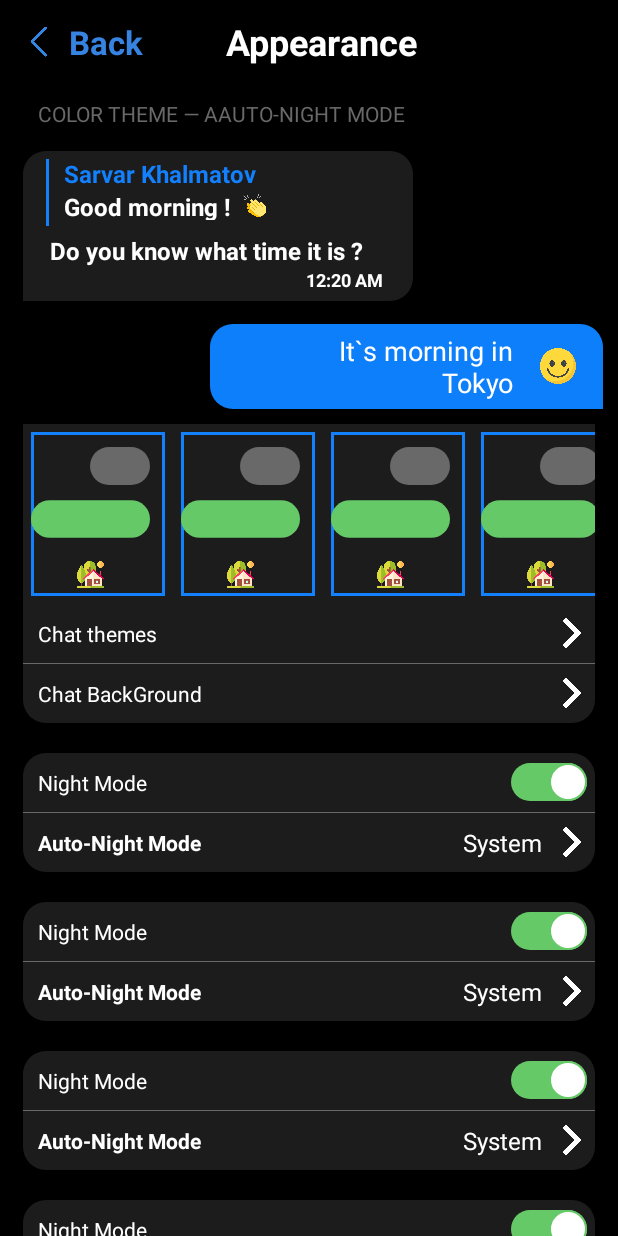
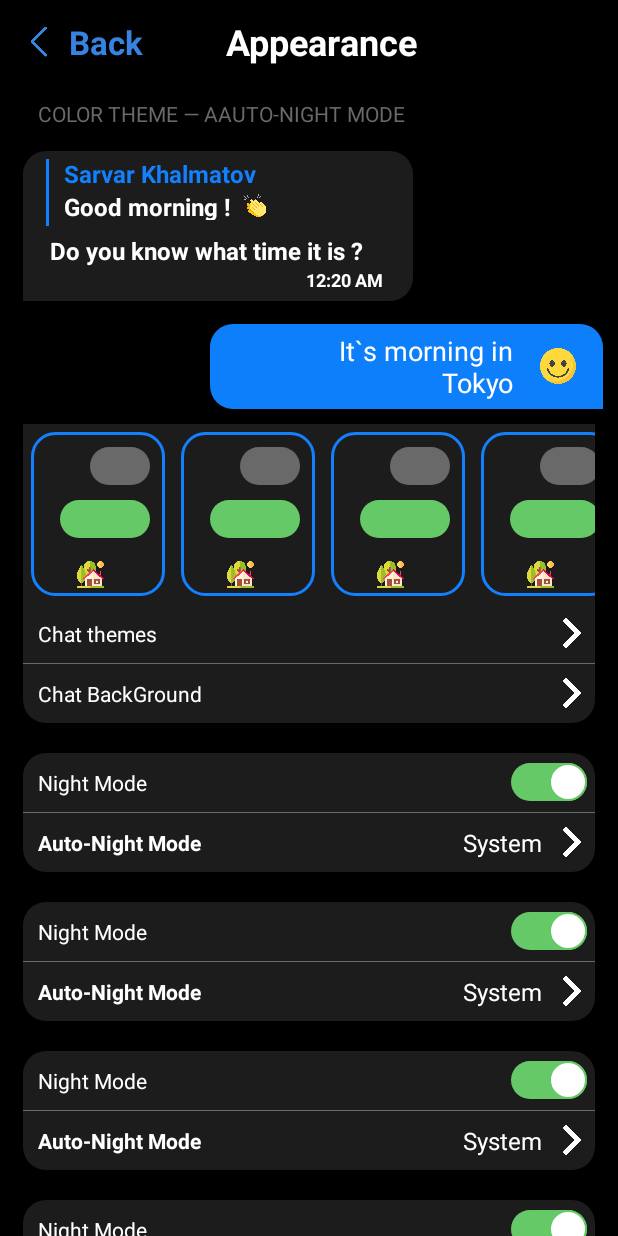
Before and after one commit to KhalmatovSarvar/telegram_appearance_page_kotlin, an Android app: the screen it shows after launch (MainActivity), on a phone screen of 412 x 824 dp. Run offline under Robolectric (Android 15) with nearby library versions, the phone set to English and light mode, and no system bars.

Commit message:
added one change

```diff
--- a/app/src/main/AndroidManifest.xml
+++ b/app/src/main/AndroidManifest.xml
@@ -8,7 +8,7 @@
         android:label="@string/app_name"
         android:roundIcon="@mipmap/ic_launcher_round"
         android:supportsRtl="true"
-        android:theme="@style/Theme.Telegram_appearance_page_kotlin">
+        android:theme="@style/Theme.Design.NoActionBar">
         <activity
             android:name=".MainActivity"
             android:exported="true">
--- a/app/src/main/res/drawable-v24/track1.xml
+++ b/app/src/main/res/drawable-v24/track1.xml
@@ -4,7 +4,7 @@
       <shape android:shape="rectangle">
           <solid android:color="#66C968"/>
           <corners android:radius="40dp"/>
-          <size android:height="25dp" android:width="80dp"/>
+          <size android:height="25dp" android:width="60dp"/>
       </shape>
   </item>
 
--- a/app/src/main/res/drawable/shape_stroke.xml
+++ b/app/src/main/res/drawable/shape_stroke.xml
@@ -3,5 +3,6 @@
     android:shape="rectangle">
     <stroke android:color="@color/tg_blue"
         android:width="2dp"/>
+    <corners android:radius="15dp"/>
 
 </shape>
```
